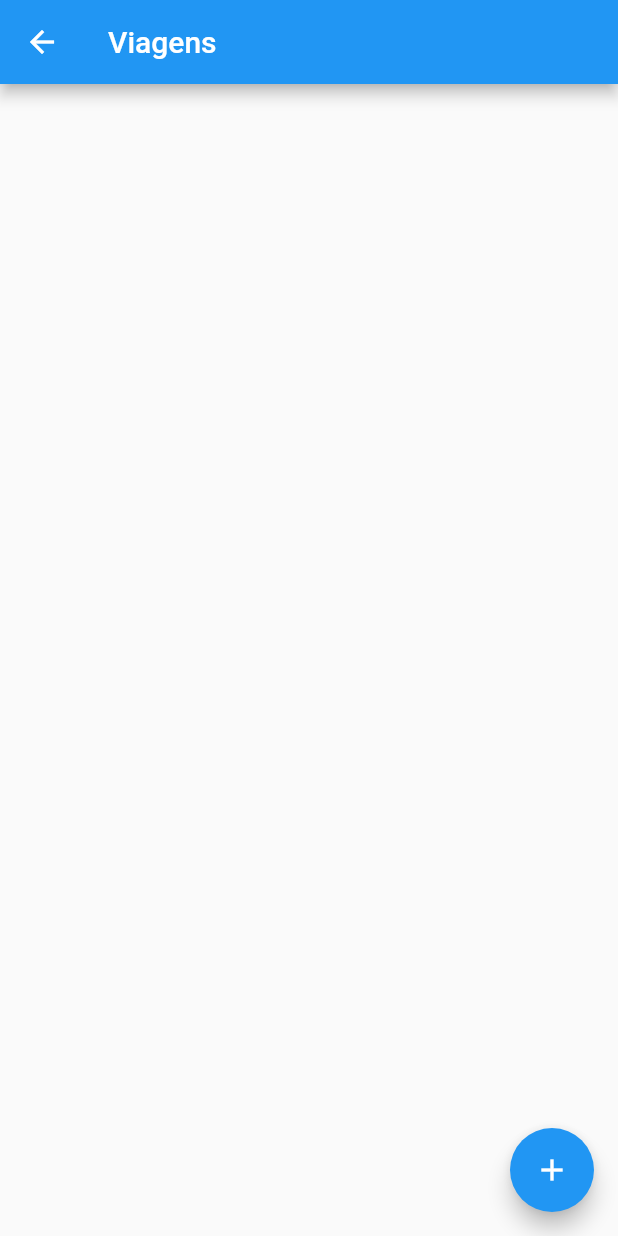
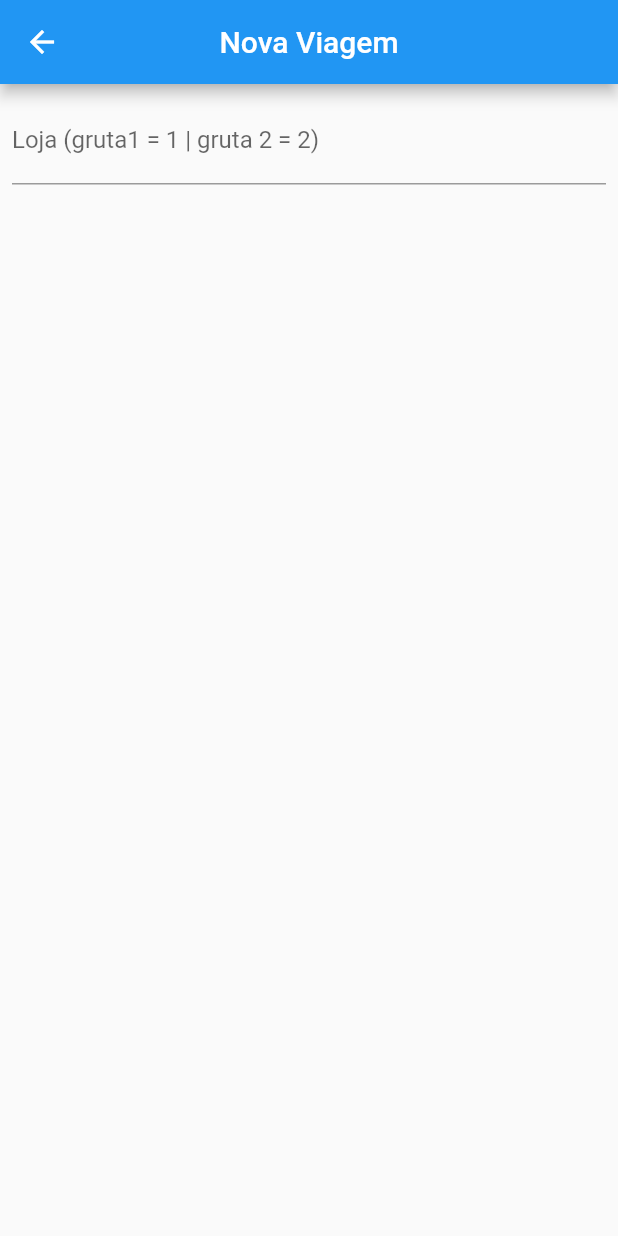
Before and after one commit to kr0ck/Controle-MotoBoy, a Flutter app: the ViagensScreen screen opened directly, after a tap on the "add" icon, on a phone screen of 412 x 824 dp. Run offline on Flutter 3.47's test engine with Material 2 defaults, Android fonts, the light colour scheme and no system bars.

Commit message:
Criando page de formulario para add viagem

```diff
--- /dev/null
+++ b/lib/Screens/Add_Viagens_Screen.dart
@@ -0,0 +1,27 @@
+import 'package:flutter/material.dart';
+
+class AddViagensScreen extends StatefulWidget {
+  @override
+  _AddViagensScreenState createState() => _AddViagensScreenState();
+}
+
+class _AddViagensScreenState extends State<AddViagensScreen> {
+  @override
+  Widget build(BuildContext context) {
+    return Scaffold(
+      appBar: AppBar(
+        title: Text('Nova Viagem'),
+        centerTitle: true,
+      ),
+      body: Container(
+          padding: const EdgeInsets.all(8),
+          child: Column(children: [
+            TextField(
+              decoration: InputDecoration(
+                labelText: 'Loja (gruta1 = 1 | gruta 2 = 2)',
+              ),
+            ),
+          ])),
+    );
+  }
+}
--- a/lib/Screens/Viagens_Screen.dart
+++ b/lib/Screens/Viagens_Screen.dart
@@ -1,4 +1,5 @@
 import 'package:flutter/material.dart';
+import 'package:motoboy_controll/Screens/Add_Viagens_Screen.dart';
 
 class ViagensScreen extends StatefulWidget {
   @override
@@ -12,9 +13,14 @@ class _ViagensScreenState extends State<ViagensScreen> {
       appBar: AppBar(
         title: Text('Viagens'),
       ),
-      body: Container(),
+      body: Center(
+        child: Text('Ainda não existem dados!'),
+      ),
       floatingActionButton: FloatingActionButton(
-        onPressed: () {},
+        onPressed: () {
+          Navigator.of(context).push(
+              MaterialPageRoute(builder: (context) => AddViagensScreen()));
+        },
         child: Icon(Icons.add),
       ),
     );
```
